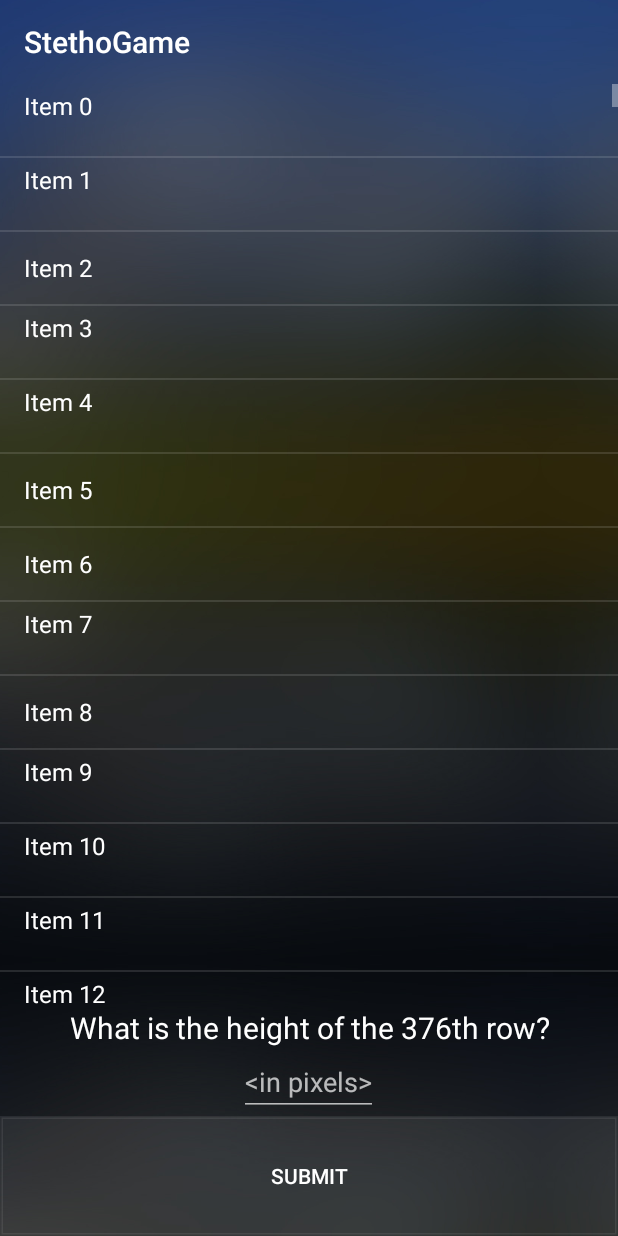
After one commit to jasta/stetho-game, an Android app: the fragment QuestionListView shown on its own in the app's theme, on a phone screen of 412 x 824 dp. The commit adds this screen. Run offline under Robolectric (Android 15) with nearby library versions, the phone set to English and light mode, and no system bars; our stand-ins replace ButterKnife.

Commit message:
ListViewQuestion

```diff
--- a/app/src/main/java/org/devtcg/stethogame/Achievements.java
+++ b/app/src/main/java/org/devtcg/stethogame/Achievements.java
@@ -8,11 +8,12 @@ import android.widget.Toast;
 import java.util.ArrayList;
 
 public class Achievements {
-  @IntDef({ QUESTION_1, QUESTION_2 })
+  @IntDef({ QUESTION_1, QUESTION_2, QUESTION_3 })
   public @interface Achievement {}
 
   public static final int QUESTION_1 = 1;
   public static final int QUESTION_2 = 2;
+  public static final int QUESTION_3 = 3;
 
   private static final State sState = new State();
 
--- a/app/src/main/java/org/devtcg/stethogame/MainActivity.java
+++ b/app/src/main/java/org/devtcg/stethogame/MainActivity.java
@@ -18,6 +18,7 @@ public class MainActivity extends AppCompatActivity {
       new Class[] {
           Question1.class,
           Question2.class,
+          QuestionListView.class
       };
 
   @Bind(R.id.pager) ViewPager mPager;
--- /dev/null
+++ b/app/src/main/java/org/devtcg/stethogame/QuestionListView.java
@@ -0,0 +1,75 @@
+package org.devtcg.stethogame;
+
+import android.os.Bundle;
+import android.support.annotation.Nullable;
+import android.support.v4.app.Fragment;
+import android.support.v4.app.ListFragment;
+import android.util.Log;
+import android.view.LayoutInflater;
+import android.view.View;
+import android.view.ViewGroup;
+import android.widget.ArrayAdapter;
+import android.widget.Button;
+import android.widget.EditText;
+import android.widget.ListView;
+import android.widget.Toast;
+
+import org.devtcg.stethogame.dummy.DummyContent;
+
+import butterknife.Bind;
+import butterknife.ButterKnife;
+import butterknife.OnClick;
+
+public class QuestionListView extends Fragment implements QuestionInfoProvider {
+  private static final QuestionInfo INFO =
+      new QuestionInfo(
+          "3rd Question",
+          Achievements.QUESTION_3);
+
+  @Bind(R.id.randomlist)
+  ListView listView;
+
+  @Bind(R.id.answer_text)
+  EditText answerTextView;
+
+  @Nullable
+  @Override
+  public View onCreateView(
+      LayoutInflater inflater,
+      ViewGroup container,
+      Bundle savedInstanceState) {
+    View view = inflater.inflate(R.layout.question_3, container, false);
+    ButterKnife.bind(this, view);
+
+    listView.setAdapter(new ArrayAdapter<DummyContent.DummyItem>(getActivity(),
+        android.R.layout.simple_list_item_1, android.R.id.text1, DummyContent.ITEMS));
+    return view;
+  }
+
+  @Override
+  public void onCreate(Bundle savedInstanceState) {
+    super.onCreate(savedInstanceState);
+  }
+
+  @OnClick(R.id.answer_btn)
+  public void onAnswerClicked(Button answerBtn) {
+    for (int i = 0; i < listView.getChildCount(); i++) {
+      int itemNum = i + listView.getFirstVisiblePosition();
+      if (itemNum == 376) {
+        View view = listView.getChildAt(i);
+        if (view.getMeasuredHeight() == Integer.parseInt(answerTextView.getText().toString())) {
+          Achievements.unlock(getActivity(), Achievements.QUESTION_3);
+        } else {
+          break;
+        }
+        return;
+      }
+    }
+    Toast.makeText(getActivity(), "Incorrect answer.", Toast.LENGTH_SHORT).show();
+  }
+
+  @Override
+  public QuestionInfo getQuestionInfo() {
+    return INFO;
+  }
+}
--- /dev/null
+++ b/app/src/main/java/org/devtcg/stethogame/dummy/DummyContent.java
@@ -0,0 +1,61 @@
+package org.devtcg.stethogame.dummy;
+
+import java.util.ArrayList;
+import java.util.HashMap;
+import java.util.List;
+import java.util.Map;
+
+/**
+ * Helper class for providing sample content for user interfaces created by
+ * Android template wizards.
+ * <p/>
+ * TODO: Replace all uses of this class before publishing your app.
+ */
+public class DummyContent {
+
+    /**
+     * An array of sample (dummy) items.
+     */
+    public static List<DummyItem> ITEMS = new ArrayList<DummyItem>();
+
+    /**
+     * A map of sample (dummy) items, by ID.
+     */
+    public static Map<String, DummyItem> ITEM_MAP = new HashMap<String, DummyItem>();
+
+    static {
+        // Add 500 sample items.
+        for(int i = 0; i<500; i++) {
+            StringBuilder sb = new StringBuilder(200);
+            sb.append("Item "+i);
+            int rand = (int)(Math.random()*180);
+            for (int z=0; z<rand; z++) {
+                sb.append("\u00A0");
+            }
+            addItem(new DummyItem(i + "", sb.toString()));
+        }
+    }
+
+    private static void addItem(DummyItem item) {
+        ITEMS.add(item);
+        ITEM_MAP.put(item.id, item);
+    }
+
+    /**
+     * A dummy item representing a piece of content.
+     */
+    public static class DummyItem {
+        public String id;
+        public String content;
+
+        public DummyItem(String id, String content) {
+            this.id = id;
+            this.content = content;
+        }
+
+        @Override
+        public String toString() {
+            return content;
+        }
+    }
+}
--- /dev/null
+++ b/app/src/main/res/layout/question_3.xml
@@ -0,0 +1,30 @@
+<LinearLayout
+    xmlns:android="http://schemas.android.com/apk/res/android"
+    android:layout_width="match_parent"
+    android:layout_height="match_parent"
+    android:orientation="vertical"
+    android:gravity="center">
+    <ListView
+        android:id="@+id/randomlist"
+        android:layout_width="match_parent"
+        android:layout_height="0dp"
+        android:layout_weight="1"
+        />
+  <TextView
+      android:text="What is the height of the 376th row?"
+      style="@style/SmallQuestionPrompt"
+      />
+
+    <EditText
+        style="@style/Base.Widget.AppCompat.EditText"
+        android:id="@+id/answer_text"
+        android:layout_width="wrap_content"
+        android:hint="&lt;in pixels&gt;"
+        android:layout_height="wrap_content"/>
+  <Button
+      android:id="@+id/answer_btn"
+      android:text="Submit"
+      style="@style/AnswerButton"
+      />
+
+</LinearLayout>
--- a/app/src/main/res/values/styles.xml
+++ b/app/src/main/res/values/styles.xml
@@ -24,6 +24,15 @@
     <item name="android:textSize">36sp</item>
   </style>
 
+  <style name="SmallQuestionPrompt" parent="@android:style/TextAppearance.Medium">
+    <item name="android:layout_width">match_parent</item>
+    <item name="android:layout_height">wrap_content</item>
+    <item name="android:paddingLeft">15dp</item>
+    <item name="android:paddingRight">15dp</item>
+    <item name="android:gravity">center_horizontal</item>
+    <item name="android:textSize">20sp</item>
+  </style>
+
   <style name="AnswerButton">
     <item name="android:background">@drawable/primary_btn_background</item>
     <item name="android:layout_width">match_parent</item>
```
Also changed, not shown: app/src/main/java/org/devtcg/stethogame/RandomItemFragment.java (added, +78 -0 lines).
